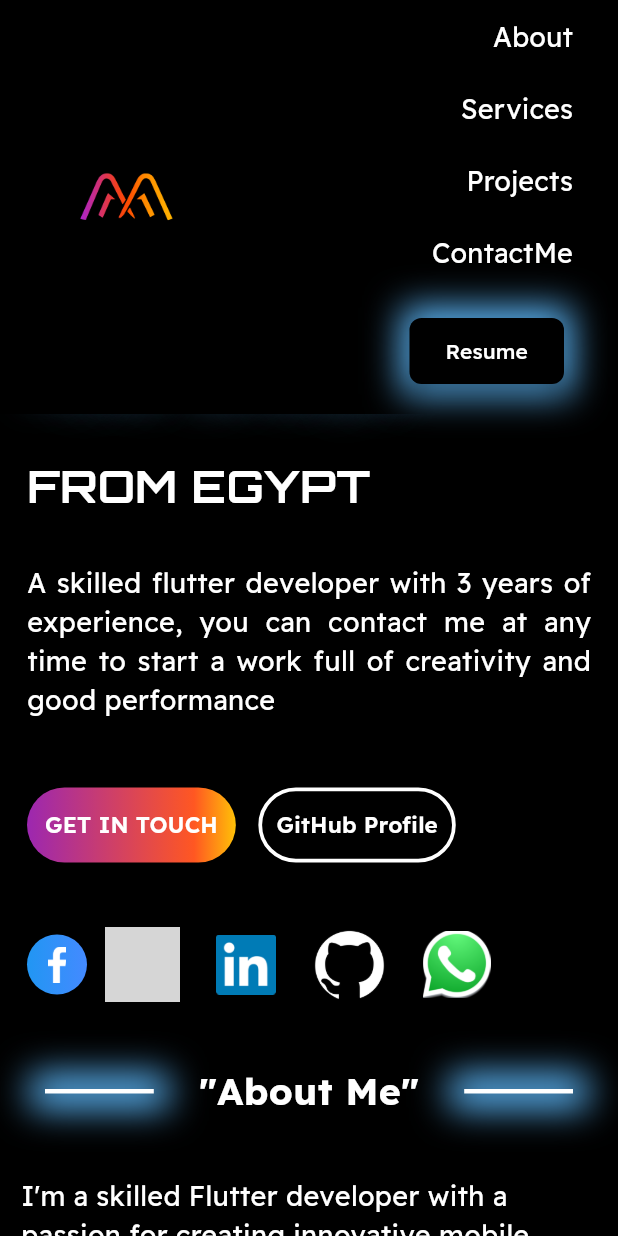
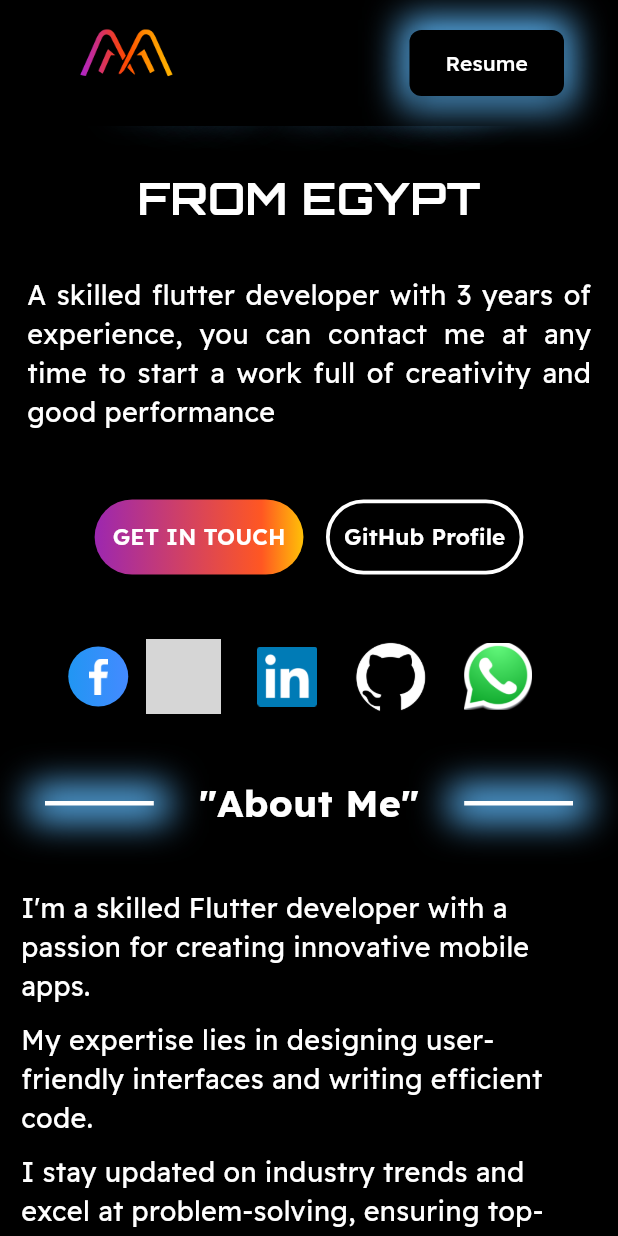
Before and after one commit to Mohamed-Adel9/portfolio, a Flutter app: the screen it shows after launch, scrolled down 576 dp, after a tap on "GET IN TOUCH", on a phone screen of 412 x 824 dp. Run offline on Flutter 3.47's test engine with Material 3 defaults, Android fonts, the phone set to English and light mode, and no system bars; our stand-ins replace animated_text_kit, carousel_slider, cloud_firestore, firebase_core; accounts and stored records are empty; grey boxes are pictures that could not be loaded.

Commit message:
add tablet screens to make ot wprk for all screnns

```diff
--- a/lib/components/glowing_button.dart
+++ b/lib/components/glowing_button.dart
@@ -4,15 +4,15 @@ import 'package:url_launcher/url_launcher.dart';
 class GlowingButton extends StatelessWidget {
   const GlowingButton({super.key});
 
-  final String url = "https://drive.google.com/file/d/1IvLj9-VHjQbXarumwjmLUo8_UyGA2pUg/view?usp=drive_link";
+  //todo in future update to new cv link
+  final String url =
+      "https://drive.google.com/file/d/1IvLj9-VHjQbXarumwjmLUo8_UyGA2pUg/view?usp=drive_link";
 
-
-  Future<void> _cvLauncher(String url) async{
-    if(await canLaunchUrl(Uri.parse(url))){
+  Future<void> _cvLauncher(String url) async {
+    if (await canLaunchUrl(Uri.parse(url))) {
       await launchUrl(Uri.parse(url));
-    }
-    else{
-      throw 'coudnt launsh the url';
+    } else {
+      throw "couldn't launsh the url";
     }
   }
 
--- a/lib/components/personal_info_component.dart
+++ b/lib/components/personal_info_component.dart
@@ -6,17 +6,18 @@ import 'package:url_launcher/url_launcher.dart';
 class PersonalInfoComponent extends StatelessWidget {
   const PersonalInfoComponent({
     super.key,
-     this.isMobile = false,
+    this.isMobile = false,
   });
 
-  final bool isMobile ;
+  final bool isMobile;
 
-  Future<void> _linkLauncher(String url) async{
-    if(await canLaunchUrl(Uri.parse(url))){
-      await launchUrl(Uri.parse(url));
-    }
-    else{
-      throw 'coudnt launsh the url';
+  Future<void> _linkLauncher(String url) async {
+    final Uri uri = Uri.parse(url);
+
+    if (await canLaunchUrl(uri)) {
+      await launchUrl(uri, mode: LaunchMode.externalApplication);
+    } else {
+      throw "Couldn't launch the url";
     }
   }
 
@@ -37,18 +38,16 @@ class PersonalInfoComponent extends StatelessWidget {
     }
   }
 
-
   final String gitHubUrl = 'https://github.com/Mohamed-Adel9';
   final String facebookUrl = 'https://www.facebook.com/vroonny?mibextid=ZbWKwL';
   final String instagramUrl = 'https://www.instagram.com/mohamedadel5533?igsh=NGVhN2U2NjQ0Yg==';
   final String linkedInUrl = 'https://www.linkedin.com/in/mohamed-adel-4baa19249';
   final String whatsappUrl = 'https://wa.me/+201116450688';
 
-  //todo gmail
   @override
   Widget build(BuildContext context) {
     return Column(
-      crossAxisAlignment: CrossAxisAlignment.start,
+      crossAxisAlignment: isMobile? CrossAxisAlignment.center : CrossAxisAlignment.start,
       children: [
         ShaderMask(
           shaderCallback: (Rect bounds) {
@@ -62,7 +61,7 @@ class PersonalInfoComponent extends StatelessWidget {
           child: Text(
             "Hello, I'M Mohamed Adel",
             style: TextStyle(
-              fontSize: isMobile ?  30.0 : 36.0,
+              fontSize: isMobile ? 30.0 : 36.0,
               color: Colors.white,
               fontFamily: FontHelper.font2,
               fontWeight: FontWeight.w900,
@@ -129,7 +128,8 @@ class PersonalInfoComponent extends StatelessWidget {
         ),
         Text(
           "FROM EGYPT",
-          style: FontHelper.font2Bold(isMobile ? 30.0 : 40.0, color: Colors.white),
+          style:
+              FontHelper.font2Bold(isMobile ? 30.0 : 40.0, color: Colors.white),
         ),
         const SizedBox(
           height: 30,
@@ -144,6 +144,7 @@ class PersonalInfoComponent extends StatelessWidget {
           ),
         ),
         Row(
+          mainAxisAlignment: MainAxisAlignment.center,
           children: [
             Container(
               height: 50,
@@ -156,7 +157,10 @@ class PersonalInfoComponent extends StatelessWidget {
                       end: Alignment.centerRight)),
               child: TextButton(
                 onPressed: () {
-                  _launchEmail(toEmail: "eng.mohamed.adel49@gmail.com",body: "رسالتك",subject: "عنوان الرساله");
+                  _launchEmail(
+                      toEmail: "eng.mohamed.adel49@gmail.com",
+                      body: "",
+                      subject: "");
                 },
                 child: Text(
                   "GET IN TOUCH",
@@ -202,6 +206,8 @@ class PersonalInfoComponent extends StatelessWidget {
           height: 35,
         ),
         Row(
+          mainAxisAlignment: MainAxisAlignment.center,
+
           children: [
             Container(
               height: 40,
@@ -232,7 +238,7 @@ class PersonalInfoComponent extends StatelessWidget {
                 height: 50,
                 child: Image.asset(
                   "assets/images/social/instagram.png",
-                 fit: BoxFit.cover,
+                  fit: BoxFit.cover,
                 ),
               ),
             ),
@@ -246,7 +252,6 @@ class PersonalInfoComponent extends StatelessWidget {
                 child: Image.asset(
                   "assets/images/social/linkedin.png",
                   fit: BoxFit.cover,
-
                 ),
               ),
             ),
@@ -260,7 +265,6 @@ class PersonalInfoComponent extends StatelessWidget {
                 color: Colors.white,
                 width: 50,
                 height: 50,
-
               ),
             ),
             TextButton(
@@ -272,11 +276,8 @@ class PersonalInfoComponent extends StatelessWidget {
                 fit: BoxFit.cover,
                 width: 45,
                 height: 45,
-
               ),
             ),
-
-
           ],
         ),
       ],
--- a/lib/widgets/certificates_widget.dart
+++ b/lib/widgets/certificates_widget.dart
@@ -57,15 +57,20 @@ class CertificatesWidget extends StatelessWidget {
             ),
           ],
         ),
-        const SizedBox(height: 20,),
+        const SizedBox(height: 40,),
         Column(
           children: [
             Row(
               mainAxisAlignment: MainAxisAlignment.center,
               children: [
-                Text(
-                  "Flutter&Dart full Course",
-                  style: FontHelper.font1SemiBold(30,color: Colors.white,
+                SizedBox(
+                  width: MediaQuery.of(context).size.width*.65,
+                  child: Text(
+                    textAlign:TextAlign.center,
+
+                    "Flutter&Dart full Course",
+                    style: FontHelper.font1SemiBold(30,color: Colors.white,
+                    ),
                   ),
                 ),
                 const SizedBox(width: 5,),
@@ -107,7 +112,7 @@ class CertificatesWidget extends StatelessWidget {
         Column(
           children: [
             SizedBox(
-              width: 400,
+              width: MediaQuery.of(context).size.width*.70,
               child: Text(
                 textAlign:TextAlign.center,
                 "The Complete 2022 Flutter&Dart",
@@ -135,11 +140,11 @@ class CertificatesWidget extends StatelessWidget {
             ),
           ],
         ),
-        const SizedBox(height: 20,),
+        const SizedBox(height: 40,),
         Column(
           children: [
             SizedBox(
-              width: 400,
+              width: MediaQuery.of(context).size.width*.70,
               child: Text(
                 textAlign: TextAlign.center,
                 "Flutter Advanced -MVVM in Arabic",
--- a/lib/widgets/contact_us.dart
+++ b/lib/widgets/contact_us.dart
@@ -283,9 +283,10 @@ class ContactUs extends StatelessWidget {
                     ),
                     const SizedBox(height: 50,),
                     Center(
+                      child: Padding(
+                        padding: const EdgeInsets.symmetric(horizontal: 20,vertical: 10),
                         child: Container(
                           height: 50,
-                        padding: const EdgeInsets.symmetric(horizontal: 20,vertical: 10),
                           decoration: BoxDecoration(
                               borderRadius: BorderRadius.circular(25),
                               gradient: const LinearGradient(
@@ -305,6 +306,7 @@ class ContactUs extends StatelessWidget {
                               style: FontHelper.font1SemiBold(
                                 18.0,
                                 color: Colors.white,
+                              ),
                             ),
                           ),
                         ),
--- a/lib/widgets/fotter.dart
+++ b/lib/widgets/fotter.dart
@@ -39,46 +39,13 @@ class Fotter extends StatelessWidget {
   @override
   Widget build(BuildContext context) {
     return isMobile ? Container(
-      height : 400,
+      height : 200,
       width: MediaQuery.of(context).size.width,
       color: const Color(0xFF1B1B1B),
       child: Column(
         mainAxisAlignment: MainAxisAlignment.spaceAround,
         crossAxisAlignment: CrossAxisAlignment.center,
         children: [
-          Column(
-            mainAxisAlignment: MainAxisAlignment.start,
-            children: [
-              MyTextButtonTextWidget(
-                text: "About",
-                onPressed: () {
-                  scrollPosition(500);
-                },
-              ),
-              MyTextButtonTextWidget(
-                text: "Services",
-                onPressed: () {
-                  scrollPosition(1500);
-
-                },
-              ),
-              MyTextButtonTextWidget(
-                text: "Projects",
-                onPressed: () {
-                  scrollPosition(2500);
-
-                },
-              ),
-              MyTextButtonTextWidget(
-                text: "ContactMe",
-                onPressed: () {
-                  scrollPosition(3000);
-
-                },
-              ),
-
-            ],
-          ),
           Column(
             mainAxisAlignment: MainAxisAlignment.center,
             children: [
@@ -173,13 +140,41 @@ class Fotter extends StatelessWidget {
 
                 ),
               ),
+              TextButton(
+                onPressed: () {
+                  _linkLauncher(linkedInUrl);
+                },
+                child: SizedBox(
+                  width: 30,
+                  height: 30,
+                  child: Image.asset(
+                    "assets/images/social/linkedin.png",
+                    fit: BoxFit.cover,
+                    filterQuality: FilterQuality.medium,
+
+                  ),
+                ),
+              ),
+              TextButton(
+                onPressed: () {
+                  _linkLauncher(whatsappUrl);
+                },
+                child: Image.asset(
+                  "assets/images/social/wahtsapp.png",
+                  fit: BoxFit.cover,
+                  width: 40,
+                  height: 40,
+
+                ),
+              ),
             ],
           ),
 
 
         ],
       ),
-    ) : Container(
+    ) :
+    Container(
       height : 150,
       width: MediaQuery.of(context).size.width,
       color: const Color(0xFF1B1B1B),
--- a/lib/widgets/nav_bar_widget.dart
+++ b/lib/widgets/nav_bar_widget.dart
@@ -34,34 +34,12 @@ class NavBarWidget extends StatelessWidget {
               child: Row(
                 mainAxisAlignment: MainAxisAlignment.spaceBetween,
                 children: [
-                  InkWell(
-                    onTap: (){
-                      scrollPosition(0);
-                    },
-                      child: Image.asset("assets/images/Logo.png",fit: BoxFit.cover,height: 60,width: 130,)),
-                  Column(
+                  Image.asset("assets/images/Logo.png",fit: BoxFit.cover,height: 60,width: 130,),
+                  const Column(
                     crossAxisAlignment: CrossAxisAlignment.end,
                     children: [
-                      MyTextButtonTextWidget(text: "About", onPressed: () {
-                        scrollPosition(500);
-                      }),
-                      MyTextButtonTextWidget(text: "Services", onPressed: () {
-                        scrollPosition(1000);
 
-                      }),
-                      MyTextButtonTextWidget(text: "Projects", onPressed: () {
-                        scrollPosition(2000);
-
-                      }),
-                      MyTextButtonTextWidget(
-                          text: "ContactMe", onPressed: () {
-                        scrollPosition(2500);
-
-                      }),
-                      const SizedBox(
-                        width: 30.0,
-                      ),
-                      const Padding(
+                      Padding(
                         padding:
                             EdgeInsets.symmetric(horizontal: 18.0, vertical: 18.0),
                         child: GlowingButton(),
@@ -73,7 +51,32 @@ class NavBarWidget extends StatelessWidget {
             ),
           );
         }
-        //for web and tablets
+        else if (constraints.maxWidth > 600 && constraints.maxWidth < 1200) {
+          return Align(
+            alignment: Alignment.topRight,
+            child: Padding(
+              padding: const EdgeInsets.symmetric(horizontal: 18.0),
+              child: Row(
+                mainAxisAlignment: MainAxisAlignment.spaceBetween,
+                children: [
+                  Image.asset("assets/images/Logo.png",fit: BoxFit.cover,height: 60,width: 130,),
+                  const Column(
+                    crossAxisAlignment: CrossAxisAlignment.end,
+                    children: [
+
+                      Padding(
+                        padding:
+                            EdgeInsets.symmetric(horizontal: 18.0, vertical: 18.0),
+                        child: GlowingButton(),
+                      ),
+                    ],
+                  ),
+                ],
+              ),
+            ),
+          );
+        }
+        //for web
         else {
           return Padding(
             padding: const EdgeInsets.symmetric(horizontal: 30, vertical: 10),
--- a/lib/widgets/page_four_mob.dart
+++ b/lib/widgets/page_four_mob.dart
@@ -91,7 +91,7 @@ class PageFourMob extends StatelessWidget {
       padding: const EdgeInsets.symmetric(horizontal: 18.0),
       child: CarouselSlider(
         options: CarouselOptions(
-          height: 960.0,
+          height: 970.0,
           enlargeCenterPage: true,
           autoPlay: false,
           aspectRatio: 16 / 9,
@@ -131,10 +131,12 @@ class PageFourMob extends StatelessWidget {
                           ),
 
                           //foreground
-                          Image.asset(
-                            images[i - 1],
-                            height: 400,
-                            width: 400,
+                          Center(
+                            child: Image.asset(
+                              images[i - 1],
+                              height: 400,
+                              width: 400,
+                            ),
                           )
                         ],
                       ),
--- a/lib/widgets/screen_builder.dart
+++ b/lib/widgets/screen_builder.dart
@@ -98,7 +98,111 @@ class ScreenBuilder extends StatelessWidget {
 
                       //separator
                       const MySeparator(
-                        text: "Education & Certificates",
+                        text: "Education ",
+                      ),
+
+                      //study and certificates
+                      const CertificatesWidget(isMobile : true),
+                      //separator
+                      const MySeparator(text: "My Projects"),
+
+                      //page four
+                      PageFourMob(),
+
+                      //separator
+                      const MySeparator(text: "Contact Me"),
+
+                      // contact me
+                      ContactUs(
+                        isMobile: true,
+                        formKey: _formKey,
+                        nameController: _nameController,
+                        emailController: _emailController,
+                        messageController: _messageController,
+                      ),
+
+                      Fotter(isMobile: true,scrollController: scrollController,),
+
+
+                    ],
+                  ),
+                ],
+              ),
+            );
+          }
+          else if (constraints.maxWidth > 600 && constraints.maxWidth < 1200 ) {
+            return SingleChildScrollView(
+              child: Stack(
+                children: [
+                  // BackGround Images
+                  Positioned.fill(
+                    child: Image.asset(
+                      "assets/images/BG.png",
+                      fit: BoxFit.cover,
+                    ),
+                  ),
+
+                  // Foreground Content
+                  Column(
+                    mainAxisAlignment: MainAxisAlignment.center,
+                    crossAxisAlignment: CrossAxisAlignment.center,
+                    children: [
+                      //page one
+                      Padding(
+                        padding: const EdgeInsets.symmetric(horizontal: 18.0),
+                        child: Column(
+                          crossAxisAlignment: CrossAxisAlignment.center,
+                          children: [
+                            Container(
+                              width: 400,
+                              height: 400,
+                              decoration: const BoxDecoration(
+                                shape: BoxShape.circle,
+                                image: DecorationImage(
+                                    image: AssetImage('assets/images/me.jpg'),
+                                    fit: BoxFit.cover,
+                                    alignment: Alignment.bottomCenter),
+                              ),
+                              child: const CircleAvatar(
+                                radius: 300, // Adjust as needed
+                                backgroundColor: Colors.transparent,
+                              ),
+                            ),
+                            const SizedBox(
+                              height: 20.0,
+                            ),
+                            const PersonalInfoComponent(
+                              isMobile: true,
+                            ),
+                          ],
+                        ),
+                      ),
+
+                      //separator
+                      const MySeparator(text: "About Me"),
+
+                      //page two
+                      Padding(
+                        padding: const EdgeInsets.symmetric(horizontal: 14.0),
+                        child: AboutMeText(
+                          isMobile: true,
+                        ),
+                      ),
+
+                      //separator
+                      const MySeparator(
+                        text: "What I Do",
+                      ),
+
+                      //page three
+                      const WhatIDoPage(
+                        isMobile: true,
+                      ),
+
+
+                      //separator
+                      const MySeparator(
+                        text: "Education ",
                       ),
 
                       //study and certificates
```
Also changed, not shown: lib/components/my_separator.dart (+4 -6 lines), lib/components/used_technology.dart (+6 -4 lines), 1 other file. Lines whose indentation alone changed are shown as unchanged.
